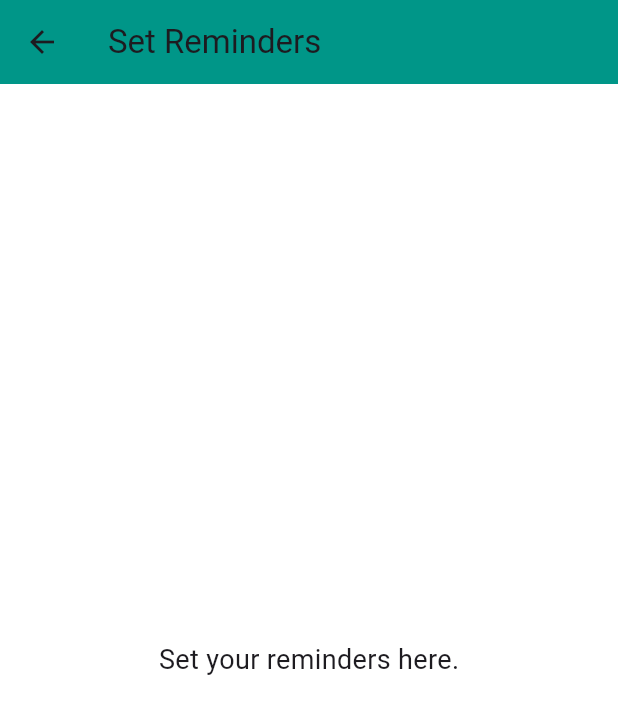
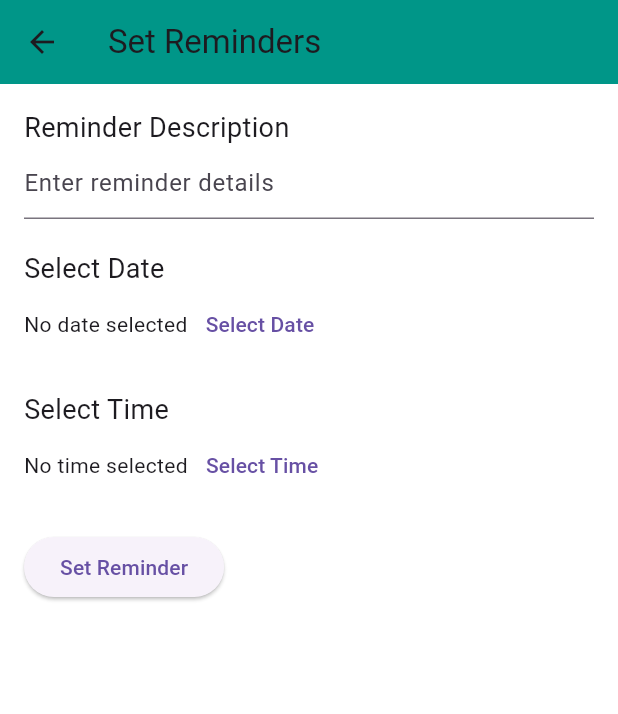
Before and after one commit to Nguchie/BP, a Flutter app: the SetRemindersPage screen opened directly, on a phone screen of 412 x 824 dp. Shown: the top 714 px of the screen. Run offline on Flutter 3.47's test engine with Material 3 defaults, Android fonts, the light colour scheme and no system bars.

Commit message:
add record works,set reminders done, records are reflecting in my records tab
things remaining: Recommendations
auth, auto update status bar,the graph,Dashboard redirections.

```diff
--- a/bloodp/lib/set_reminders_page.dart
+++ b/bloodp/lib/set_reminders_page.dart
@@ -1,17 +1,118 @@
 import 'package:flutter/material.dart';
 
-class SetRemindersPage extends StatelessWidget {
+class SetRemindersPage extends StatefulWidget {
+  @override
+  _SetRemindersPageState createState() => _SetRemindersPageState();
+}
+
+class _SetRemindersPageState extends State<SetRemindersPage> {
+  DateTime? _selectedDate;
+  TimeOfDay? _selectedTime;
+
+  final TextEditingController _reminderController = TextEditingController();
+
+  void _setReminder() {
+    if (_selectedDate != null && _selectedTime != null && _reminderController.text.isNotEmpty) {
+      // Add your logic to save the reminder, e.g., store in a database or a list
+      final reminder = {
+        'date': _selectedDate,
+        'time': _selectedTime,
+        'description': _reminderController.text,
+      };
+      // For demonstration, we'll just show a snackbar
+      ScaffoldMessenger.of(context).showSnackBar(SnackBar(
+        content: Text('Reminder set for ${_selectedDate!.toLocal()} at ${_selectedTime!.format(context)}: ${_reminderController.text}'),
+      ));
+
+      // Optionally navigate back to the dashboard
+      Navigator.pop(context);
+    } else {
+      // Show an error if fields are incomplete
+      ScaffoldMessenger.of(context).showSnackBar(const SnackBar(
+        content: Text('Please fill in all fields!'),
+      ));
+    }
+  }
+
+  Future<void> _selectDate(BuildContext context) async {
+    final DateTime? picked = await showDatePicker(
+      context: context,
+      initialDate: _selectedDate ?? DateTime.now(),
+      firstDate: DateTime(2000),
+      lastDate: DateTime(2101),
+    );
+    if (picked != null && picked != _selectedDate) {
+      setState(() {
+        _selectedDate = picked;
+      });
+    }
+  }
+
+  Future<void> _selectTime(BuildContext context) async {
+    final TimeOfDay? picked = await showTimePicker(
+      context: context,
+      initialTime: _selectedTime ?? TimeOfDay.now(),
+    );
+    if (picked != null && picked != _selectedTime) {
+      setState(() {
+        _selectedTime = picked;
+      });
+    }
+  }
+
   @override
   Widget build(BuildContext context) {
     return Scaffold(
       appBar: AppBar(
         title: const Text('Set Reminders'),
-        backgroundColor: Colors.teal,
       ),
-      body: Center(
-        child: const Text(
-          'Set your reminders here.',
-          style: TextStyle(fontSize: 18),
+      body: Padding(
+        padding: const EdgeInsets.all(16.0),
+        child: Column(
+          crossAxisAlignment: CrossAxisAlignment.start,
+          children: [
+            const Text(
+              'Reminder Description',
+              style: TextStyle(fontSize: 18),
+            ),
+            TextField(
+              controller: _reminderController,
+              decoration: const InputDecoration(hintText: 'Enter reminder details'),
+            ),
+            const SizedBox(height: 20),
+            const Text(
+              'Select Date',
+              style: TextStyle(fontSize: 18),
+            ),
+            Row(
+              children: [
+                Text(_selectedDate == null ? 'No date selected' : '${_selectedDate!.toLocal()}'.split(' ')[0]),
+                TextButton(
+                  onPressed: () => _selectDate(context),
+                  child: const Text('Select Date'),
+                ),
+              ],
+            ),
+            const SizedBox(height: 20),
+            const Text(
+              'Select Time',
+              style: TextStyle(fontSize: 18),
+            ),
+            Row(
+              children: [
+                Text(_selectedTime == null ? 'No time selected' : _selectedTime!.format(context)),
+                TextButton(
+                  onPressed: () => _selectTime(context),
+                  child: const Text('Select Time'),
+                ),
+              ],
+            ),
+            const SizedBox(height: 20),
+            ElevatedButton(
+              onPressed: _setReminder,
+              child: const Text('Set Reminder'),
+            ),
+          ],
         ),
       ),
     );
```
Also changed, not shown: bloodp/lib/add_records_page.dart (added, +68 -0 lines), bloodp/lib/dashboard_page.dart (+23 -3 lines), bloodp/lib/my_records_page.dart (+26 -7 lines), 8 other files.
